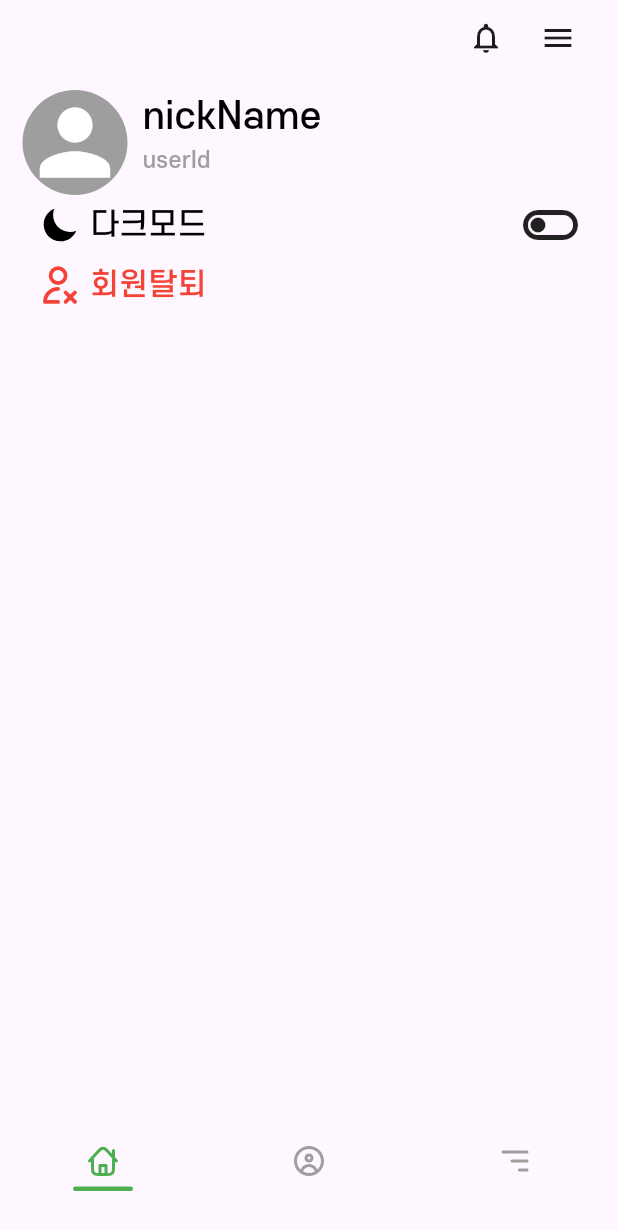
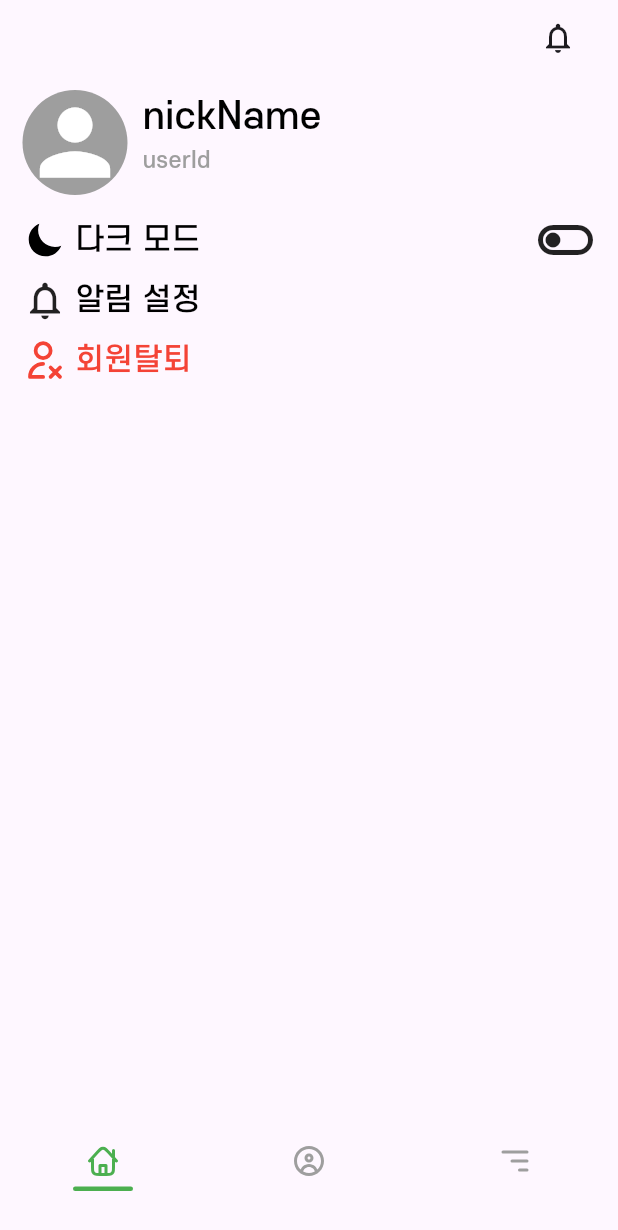
Before and after one commit to vitabin/finew_flutter, a Flutter app: the screen it shows after launch, swiped to page 3, on a phone screen of 412 x 824 dp. Shown: the top 1230 px of the screen. Run offline on Flutter 3.47's test engine with Material 3 defaults, Android fonts, the phone set to English and light mode, and no system bars; our stand-ins replace cached_network_image, carousel_slider, fl_chart, flutter_screenutil, flutter_svg, shared_preferences and 1 more.

Commit message:
feat # 알림설정 초기 UI 구현

```diff
--- /dev/null
+++ b/lib/presentation/components/overlays.dart
@@ -0,0 +1,38 @@
+// ignore_for_file: prefer_const_constructors
+
+import 'package:flutter/material.dart';
+
+class Overlay extends StatefulWidget {
+  const Overlay({
+    super.key,
+    required this.event,
+    required this.child,
+    this.radius,
+  });
+  final Function event;
+  final Widget child;
+  final double? radius;
+
+  @override
+  _OverlayState createState() => _OverlayState();
+}
+
+class _OverlayState extends State<Overlay> {
+  OverlayEntry? _overlayEntry;
+
+  OverlayEntry _createOverlayEntry(BuildContext context) {
+    return OverlayEntry(builder: (context) => SizedBox());
+  }
+
+  @override
+  Widget build(BuildContext context) {
+    return DecoratedBox(
+      decoration: BoxDecoration(
+        borderRadius: BorderRadius.circular(10),
+      ),
+      child: SizedBox(
+        child: widget.child,
+      ),
+    );
+  }
+}
--- a/lib/presentation/pages/home_page.dart
+++ b/lib/presentation/pages/home_page.dart
@@ -60,12 +60,6 @@ class _HomePageState extends State<HomePage> {
               IconButton(
                 icon: const Icon(Icons.notifications_none),
                 onPressed: () {},
-              ),
-              IconButton(
-                icon: const Icon(Icons.menu),
-                onPressed: () {
-                  _toggleTheme();
-                },
               ),
             ],
           ),
--- a/lib/presentation/pages/setting_page.dart
+++ b/lib/presentation/pages/setting_page.dart
@@ -32,20 +32,24 @@ class _SettingPageState extends State<SettingPage> {
     );
   }
 
+  void _setNotificationState() {
+    Navigator.push(
+      context,
+      MaterialPageRoute(
+        builder: (context) =>
+            const SetNotification(scopes: ['전체 허용', '전체 차단', '팔로워만 허용']),
+      ),
+    );
+  }
+
   Widget _buildItem(Function onTap, Size screenSize, Widget child) {
     return InkWell(
       onTap: () => onTap(),
       borderRadius: BorderRadius.circular(10),
       child: SizedBox(
         width: screenSize.width,
-        height: 40,
-        child: Padding(
-          padding: EdgeInsets.symmetric(
-            horizontal: 10.w,
-            vertical: 5.h,
-          ),
+        height: 40.h,
         child: child,
-        ),
       ),
     );
   }
@@ -88,9 +92,8 @@ class _SettingPageState extends State<SettingPage> {
               ),
             ],
           ),
-          Padding(
-            padding: EdgeInsets.symmetric(horizontal: 10.w),
-            child: Row(
+          SizedBox(height: 10.h),
+          Row(
             mainAxisAlignment: MainAxisAlignment.spaceBetween,
             children: [
               Row(
@@ -107,7 +110,7 @@ class _SettingPageState extends State<SettingPage> {
                     width: 5.w,
                   ),
                   Text(
-                      '다크모드',
+                    '다크 모드',
                     style: TextStyle(
                       fontSize: 20.sp,
                     ),
@@ -123,6 +126,23 @@ class _SettingPageState extends State<SettingPage> {
                       ? Icons.toggle_off_outlined
                       : Icons.toggle_on_outlined,
                   size: 40.sp,
+                ),
+              ),
+            ],
+          ),
+          _buildItem(
+            _setNotificationState,
+            screenSize,
+            Row(
+              children: [
+                Icon(Icons.notifications_none, size: 30.sp),
+                SizedBox(
+                  width: 5.w,
+                ),
+                Text(
+                  '알림 설정',
+                  style: TextStyle(
+                    fontSize: 20.sp,
                   ),
                 ),
               ],
@@ -157,3 +177,64 @@ class _SettingPageState extends State<SettingPage> {
     );
   }
 }
+
+class SetNotification extends StatefulWidget {
+  const SetNotification({super.key, required this.scopes});
+  final List<String> scopes;
+
+  @override
+  _SetNotificationState createState() => _SetNotificationState();
+}
+
+class _SetNotificationState extends State<SetNotification> {
+  int currentIdx = 0;
+
+  void _setScope(idx) {
+    setState(() {
+      currentIdx = idx;
+      // TODO 서버로 알림 설정 보내기
+    });
+  }
+
+  Widget _buildItem(String scope, int idx, BuildContext context) {
+    Size screenSize = MediaQuery.of(context).size;
+
+    return InkWell(
+      onTap: () => _setScope(idx),
+      child: Container(
+        width: screenSize.width,
+        height: 45.h,
+        padding: EdgeInsets.all(10.sp),
+        child: Row(
+          mainAxisAlignment: MainAxisAlignment.spaceBetween,
+          children: [
+            Text(
+              scope,
+              style: TextStyle(
+                fontSize: 20.sp,
+              ),
+            ),
+            currentIdx == idx ? const Icon(Icons.check) : const Icon(null),
+          ],
+        ),
+      ),
+    );
+  }
+
+  @override
+  Widget build(BuildContext context) {
+    List<Widget> items = [];
+    for (var i = 0; i < widget.scopes.length; i++) {
+      items.add(_buildItem(widget.scopes[i], i, context));
+    }
+
+    return Scaffold(
+      appBar: AppBar(
+        title: const Text('알림 설정'),
+      ),
+      body: Column(
+        children: items,
+      ),
+    );
+  }
+}
```
Also changed, not shown: lib/presentation/widgets/overlay.dart (added, +21 -0 lines). Lines whose indentation alone changed are shown as unchanged.
